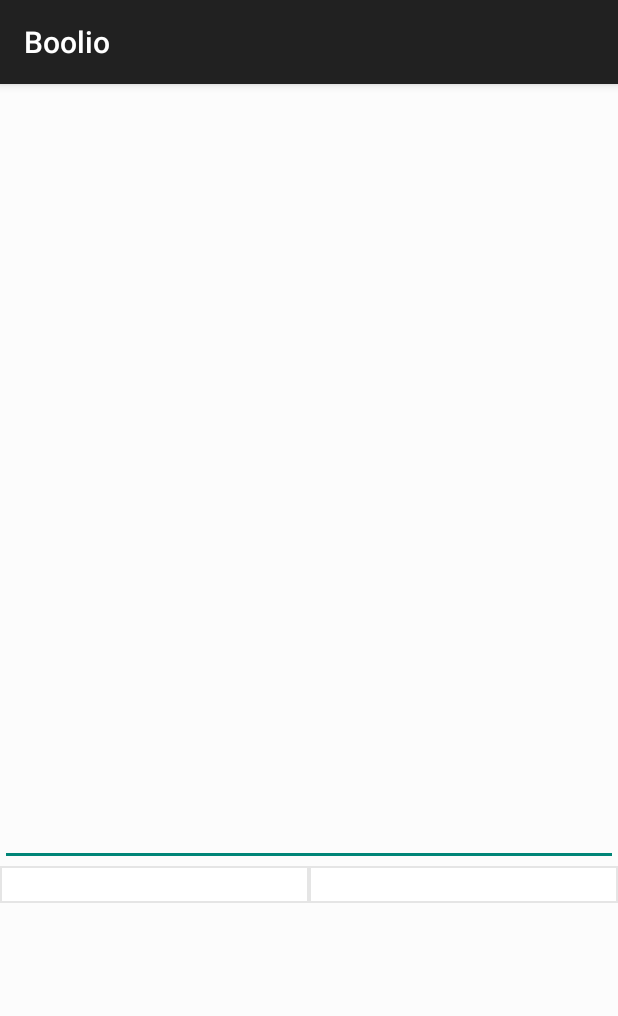
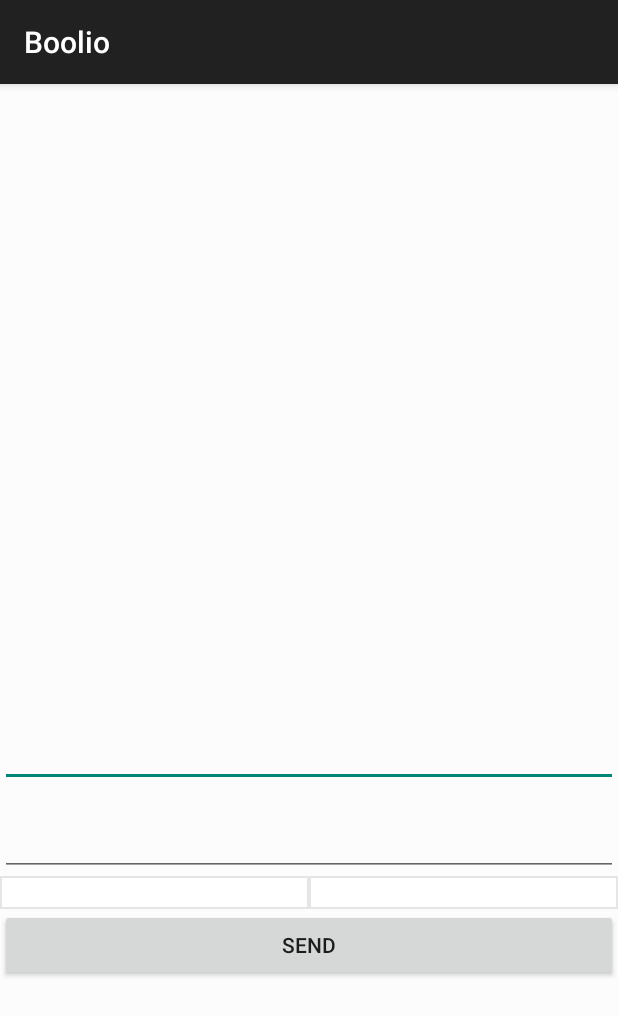
Before and after one commit to sihrc/boolio-Android, an Android app: the fragment CreateQuestionFragment shown on its own in the app's theme, on a phone screen of 412 x 824 dp. Shown: the top 1016 px of the screen. Run offline under Robolectric (Android 15) with nearby library versions, the phone set to English and light mode, and no system bars; our stand-ins replace Volley; 1 statement that could not run was skipped.

Commit message:
ADD: all of the createQuestion part working except the api call

```diff
--- a/app/src/main/java/io/boolio/android/MainActivity.java
+++ b/app/src/main/java/io/boolio/android/MainActivity.java
@@ -9,6 +9,7 @@ import android.view.View;
 
 import io.boolio.android.auth.AuthActivity;
 import io.boolio.android.fragments.BoolioFragment;
+import io.boolio.android.fragments.CreateQuestionFragment;
 import io.boolio.android.fragments.FeedFragment;
 import io.boolio.android.fragments.tutorials.TutorialPagerFragment;
 import io.boolio.android.helpers.BoolioUserHandler;
@@ -61,9 +62,9 @@ public class MainActivity extends AuthActivity {
         curNavButton = feedButton;
         curNavButton.setAlpha(selectedAlpha);
 
-        feedButton.setOnClickListener(getNavClickListener(null, null));
+        feedButton.setOnClickListener(getNavClickListener(FeedFragment.getInstance(), null));
         navBar.findViewById(R.id.nav_bar_search).setOnClickListener(getNavClickListener(null, null));
-        navBar.findViewById(R.id.nav_bar_add).setOnClickListener(getNavClickListener(null, null));
+        navBar.findViewById(R.id.nav_bar_add).setOnClickListener(getNavClickListener(CreateQuestionFragment.getInstance(), null));
         navBar.findViewById(R.id.nav_bar_category).setOnClickListener(getNavClickListener(null, null));
         navBar.findViewById(R.id.nav_bar_profile).setOnClickListener(getNavClickListener(null, null));
     }
--- a/app/src/main/java/io/boolio/android/fragments/CreateQuestionFragment.java
+++ b/app/src/main/java/io/boolio/android/fragments/CreateQuestionFragment.java
@@ -5,6 +5,7 @@ import android.content.Context;
 import android.os.Bundle;
 import io.boolio.android.R;
 import io.boolio.android.helpers.BoolioUserHandler;
+import io.boolio.android.network.BoolioServer;
 
 import android.support.annotation.Nullable;
 import android.view.LayoutInflater;
@@ -23,7 +24,7 @@ public class CreateQuestionFragment extends BoolioFragment {
     static CreateQuestionFragment instance;
     Context context;
 
-    public static CreateQuestionFragment newInstance() {
+    public static CreateQuestionFragment getInstance() {
         if (instance == null){
             instance = new CreateQuestionFragment();
         }
@@ -41,23 +42,36 @@ public class CreateQuestionFragment extends BoolioFragment {
         View rootView = inflater.inflate(R.layout.fragment_create_question, container, false);
 
         // Find Views and Buttons
-        EditText questionText = (EditText) rootView.findViewById(R.id.create_question_text);
-        EditText left = (EditText) rootView.findViewById(R.id.create_question_left_answer);
-        EditText right = (EditText) rootView.findViewById(R.id.create_question_right_answer);
+        final EditText questionText = (EditText) rootView.findViewById(R.id.create_question_text);
+        final EditText left = (EditText) rootView.findViewById(R.id.create_question_left_answer);
+        final EditText right = (EditText) rootView.findViewById(R.id.create_question_right_answer);
+        EditText tags = (EditText) rootView.findViewById(R.id.create_question_tag);
+        Button submit = (Button) rootView.findViewById(R.id.create_question_submit);
 
-        JSONObject obj = new JSONObject();
+        final JSONObject jsonObject = new JSONObject();
         try {
-            obj.put("question", questionText.getText().toString());
-            obj.put("left ", left.getText().toString());
-            obj.put("right", right.getText().toString());
-            obj.put("tags", "");
-            obj.put("dateCreated", System.currentTimeMillis());
-            obj.put("creator", BoolioUserHandler.getInstance(context).getUser().userId);
+            jsonObject.put("question", questionText.getText().toString());
+            jsonObject.put("left ", left.getText().toString());
+            jsonObject.put("right", right.getText().toString());
+            jsonObject.put("tags", "");
+            jsonObject.put("dateCreated", System.currentTimeMillis());
+            jsonObject.put("creator", BoolioUserHandler.getInstance(context).getUser().userId);
         } catch (JSONException e) {
             e.printStackTrace();
         }
 
 
+        submit.setOnClickListener(new View.OnClickListener() {
+            @Override
+            public void onClick(View v) {
+                BoolioServer.getInstance(context).createQuestion(jsonObject);
+                questionText.setText("");
+                left.setText("");
+                right.setText("");
+
+            }
+        });
+
         return rootView;
     }
 }
--- a/app/src/main/java/io/boolio/android/network/BoolioServer.java
+++ b/app/src/main/java/io/boolio/android/network/BoolioServer.java
@@ -121,15 +121,16 @@ public class BoolioServer {
                 jsonObject, new Response.Listener<JSONObject>() {
             @Override
             public void onResponse(JSONObject response) {
-
+                Log.e("Boolio Server stuff", response.toString());
             }
         }, new Response.ErrorListener() {
             @Override
             public void onErrorResponse(VolleyError error) {
-
+                Log.e("Boolio Server Error", "Posting Question Failed");
+                error.printStackTrace();
             }
         });
-
+        queue.add(req);
     }
 
     public ImageLoader getImageLoader() {
--- a/app/src/main/res/layout/fragment_create_question.xml
+++ b/app/src/main/res/layout/fragment_create_question.xml
@@ -15,16 +15,27 @@
     <EditText
         android:id="@+id/create_question_text"
         android:layout_width="match_parent"
+        android:hint=""
         android:layout_height="wrap_content"
         android:layout_below="@id/create_question_image"
         android:gravity="center"
         android:padding="@dimen/question_padding"
         android:textSize="@dimen/question_text_size"/>
 
+    <EditText
+        android:id="@+id/create_question_tag"
+        android:layout_width="match_parent"
+        android:layout_height="wrap_content"
+        android:layout_below="@id/create_question_text"
+        android:gravity="center"
+        android:padding="@dimen/question_padding"
+        android:textSize="@dimen/question_text_size"/>
+
     <LinearLayout
+        android:id="@+id/create_question_buttons"
         android:layout_width="fill_parent"
         android:layout_height="wrap_content"
-        android:layout_below="@id/create_question_text"
+        android:layout_below="@id/create_question_tag"
         android:orientation="horizontal">
 
         <EditText
@@ -32,6 +43,7 @@
             android:layout_width="0dp"
             android:layout_height="fill_parent"
             android:layout_weight="1"
+            android:textSize="@dimen/button_text_size"
             android:background="@drawable/left_answer_button"
             android:textColor="#2196F3"/>
 
@@ -40,7 +52,15 @@
             android:layout_width="0dp"
             android:layout_height="fill_parent"
             android:layout_weight="1"
+            android:textSize="@dimen/button_text_size"
             android:background="@drawable/right_answer_button"
             android:textColor="#0D47A1"/>
     </LinearLayout>
+    <Button
+        android:id="@+id/create_question_submit"
+        android:layout_width="fill_parent"
+        android:text="@string/create_question_submit"
+        android:layout_height="wrap_content"
+        android:layout_below="@+id/create_question_buttons"
+        />
 </RelativeLayout>
--- a/app/src/main/res/values/strings.xml
+++ b/app/src/main/res/values/strings.xml
@@ -21,5 +21,6 @@
     <string name="login_password">password</string>
     <string name="login_with_facebook">or Login with</string>
     <string name="login_button_facebook">facebook</string>
+    <string name="create_question_submit">Send</string>
 
 </resources>
```
